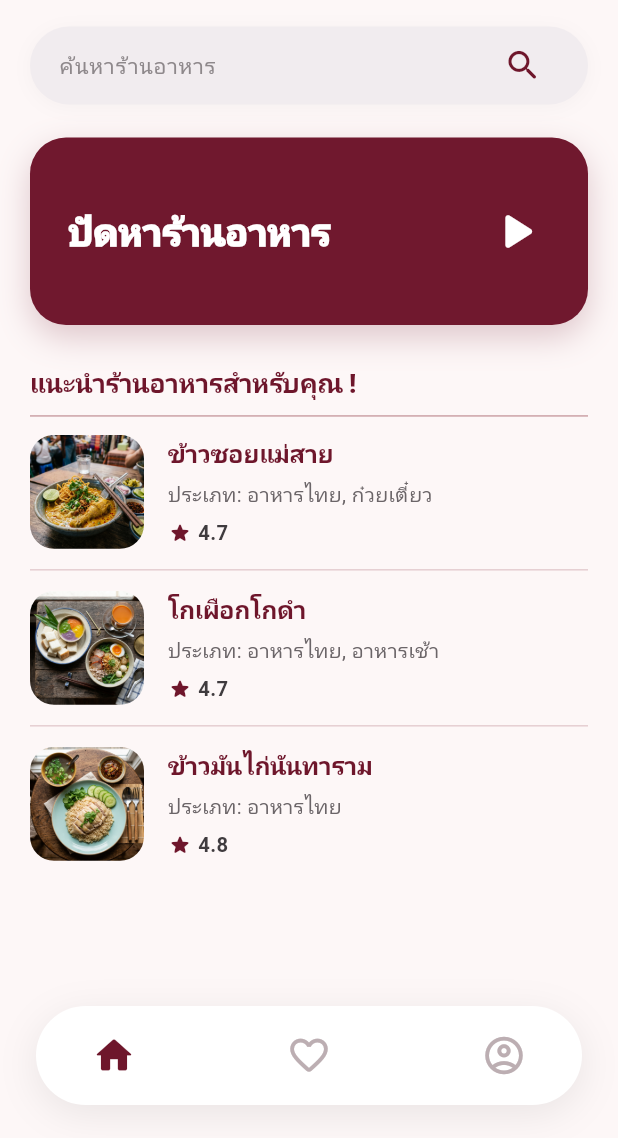
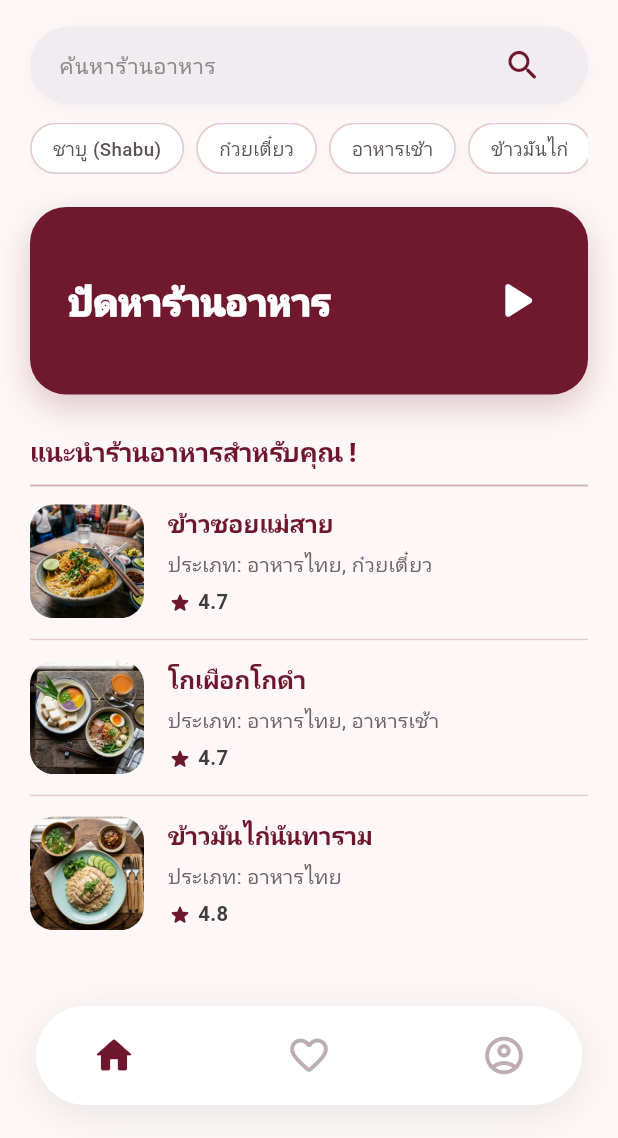
Before and after one commit to Book7076/mobile_pin, a Flutter app: the HomeScreen screen opened directly, on a phone screen of 412 x 824 dp, the part 98-1236 px from its top. Run offline on Flutter 3.47's test engine with Material 3 defaults, Android fonts, the phone set to English and light mode, and no system bars; our stand-ins replace appinio_swiper, flutter_dotenv, flutter_map, flutter_riverpod, geolocator, latlong2 and 1 more; accounts and stored records are empty; Roboto replaces fonts that are missing (Georgia); statements that could not run were skipped.

Commit message:
feat: ระบบค้นหาร้านอาหารประเภทชาบู (Shabu) แสดงผลสุกี้ตี๋น้อย, Mo-Mo-Paradise, ชาบูชิ พร้อมรูปภาพและแท็กหมวดหมู่

```diff
--- a/lib/screens/home/home_screen.dart
+++ b/lib/screens/home/home_screen.dart
@@ -20,7 +20,7 @@ class _HomeScreenState extends ConsumerState<HomeScreen> {
   String _searchQuery = '';
   bool _isSearchFocused = false;
 
-  // Curated recommended restaurants matching the design
+  // Curated recommended & searchable restaurants matching the design
   final List<Map<String, dynamic>> _curatedRestaurants = [
     {
       'name': 'ข้าวซอยแม่สาย',
@@ -29,6 +29,7 @@ class _HomeScreenState extends ConsumerState<HomeScreen> {
       'image': 'assets/images/khao_soi.jpg',
       'isAsset': true,
       'isFavorite': true,
+      'tags': ['ข้าวซอย', 'ก๋วยเตี๋ยว', 'อาหารไทย', 'khao soi', 'thai'],
     },
     {
       'name': 'โกเผือกโกดำ',
@@ -37,6 +38,7 @@ class _HomeScreenState extends ConsumerState<HomeScreen> {
       'image': 'assets/images/go_puek.jpg',
       'isAsset': true,
       'isFavorite': true,
+      'tags': ['โกเผือกโกดำ', 'อาหารเช้า', 'ขนมปัง', 'ชาไทย', 'breakfast', 'toast'],
     },
     {
       'name': 'ข้าวมันไก่นันทาราม',
@@ -45,6 +47,35 @@ class _HomeScreenState extends ConsumerState<HomeScreen> {
       'image': 'assets/images/khao_man_gai.jpg',
       'isAsset': true,
       'isFavorite': false,
+      'tags': ['ข้าวมันไก่', 'อาหารไทย', 'ไก่ตอน', 'chicken rice'],
+    },
+    // Shabu Category Restaurants
+    {
+      'name': 'สุกี้ตี๋น้อย (Suki Teenoi)',
+      'category': 'ประเภท: ชาบู, สุกี้, บุฟเฟต์',
+      'rating': 4.8,
+      'image': 'assets/images/shabu_teenoi.jpg',
+      'isAsset': true,
+      'isFavorite': true,
+      'tags': ['shabu', 'ชาบู', 'สุกี้', 'ตี๋น้อย', 'teenoi', 'บุฟเฟต์', 'หม้อไฟ'],
+    },
+    {
+      'name': 'Mo-Mo-Paradise',
+      'category': 'ประเภท: ชาบู, สุกี้ยากี้ญี่ปุ่น',
+      'rating': 4.9,
+      'image': 'assets/images/shabu_momo.jpg',
+      'isAsset': true,
+      'isFavorite': true,
+      'tags': ['shabu', 'ชาบู', 'momo', 'โมโม', 'สุกี้', 'ญี่ปุ่น', 'บุฟเฟต์'],
+    },
+    {
+      'name': 'Shabushi (ชาบูชิ)',
+      'category': 'ประเภท: ชาบู, บุฟเฟต์สายพาน',
+      'rating': 4.7,
+      'image': 'assets/images/shabushi.jpg',
+      'isAsset': true,
+      'isFavorite': false,
+      'tags': ['shabu', 'ชาบู', 'ชาบูชิ', 'shabushi', 'สายพาน', 'บุฟเฟต์'],
     },
   ];
 
@@ -128,11 +159,19 @@ class _HomeScreenState extends ConsumerState<HomeScreen> {
   // TAB 0: HOME PAGE (4 Sections)
   // ==========================================
   Widget _buildHomeTab() {
+    final String query = _searchQuery.trim().toLowerCase();
     final filteredList = _curatedRestaurants.where((r) {
+      if (query.isEmpty) {
+        return (r['tags'] as List<String>?)?.contains('khao soi') == true ||
+            (r['tags'] as List<String>?)?.contains('breakfast') == true ||
+            (r['tags'] as List<String>?)?.contains('chicken rice') == true;
+      }
       final name = (r['name'] as String).toLowerCase();
       final cat = (r['category'] as String).toLowerCase();
-      return name.contains(_searchQuery.toLowerCase()) ||
-          cat.contains(_searchQuery.toLowerCase());
+      final tags = (r['tags'] as List<String>?)?.map((t) => t.toLowerCase()).toList() ?? [];
+      return name.contains(query) ||
+          cat.contains(query) ||
+          tags.any((t) => t.contains(query));
     }).toList();
 
     return SingleChildScrollView(
@@ -206,7 +245,6 @@ class _HomeScreenState extends ConsumerState<HomeScreen> {
                       fontWeight: FontWeight.w500,
                     ),
                     decoration: InputDecoration(
-                      // When focused and empty, hint text clears so cursor blinks cleanly as in mockup
                       hintText: (_isSearchFocused && _searchQuery.isEmpty)
                           ? ''
                           : 'ค้นหาร้านอาหาร',
@@ -252,6 +290,26 @@ class _HomeScreenState extends ConsumerState<HomeScreen> {
                     constraints: const BoxConstraints(),
                     splashRadius: 20,
                   ),
+              ],
+            ),
+          ),
+
+          // Quick category chips
+          const SizedBox(height: 12),
+          SingleChildScrollView(
+            scrollDirection: Axis.horizontal,
+            physics: const BouncingScrollPhysics(),
+            child: Row(
+              children: [
+                _buildQuickCategoryChip('ชาบู (Shabu)', 'Shabu'),
+                const SizedBox(width: 8),
+                _buildQuickCategoryChip('ก๋วยเตี๋ยว', 'ก๋วยเตี๋ยว'),
+                const SizedBox(width: 8),
+                _buildQuickCategoryChip('อาหารเช้า', 'อาหารเช้า'),
+                const SizedBox(width: 8),
+                _buildQuickCategoryChip('ข้าวมันไก่', 'ข้าวมันไก่'),
+                const SizedBox(width: 8),
+                _buildQuickCategoryChip('บุฟเฟต์', 'บุฟเฟต์'),
               ],
             ),
           ),
@@ -324,15 +382,39 @@ class _HomeScreenState extends ConsumerState<HomeScreen> {
 
           const SizedBox(height: 26),
 
-          // SECTION 3: Recommended Restaurants (แนะนำร้านอาหารสำหรับคุณ !)
-          const Text(
-            'แนะนำร้านอาหารสำหรับคุณ !',
-            style: TextStyle(
-              fontSize: 17.5,
-              fontWeight: FontWeight.w800,
-              color: Color(0xFF6E162B),
-              letterSpacing: -0.2,
-            ),
+          // SECTION 3: Recommended Restaurants or Dynamic Search Results
+          Row(
+            mainAxisAlignment: MainAxisAlignment.spaceBetween,
+            children: [
+              Text(
+                query.isEmpty
+                    ? 'แนะนำร้านอาหารสำหรับคุณ !'
+                    : 'ร้านอาหารประเภท "$_searchQuery"',
+                style: const TextStyle(
+                  fontSize: 17.5,
+                  fontWeight: FontWeight.w800,
+                  color: Color(0xFF6E162B),
+                  letterSpacing: -0.2,
+                ),
+              ),
+              if (query.isNotEmpty)
+                GestureDetector(
+                  onTap: () {
+                    _searchController.clear();
+                    setState(() => _searchQuery = '');
+                    _searchFocusNode.unfocus();
+                  },
+                  child: const Text(
+                    'ดูทั้งหมด',
+                    style: TextStyle(
+                      fontSize: 13,
+                      fontWeight: FontWeight.w600,
+                      color: Color(0xFF6E162B),
+                      decoration: TextDecoration.underline,
+                    ),
+                  ),
+                ),
+            ],
           ),
 
           const SizedBox(height: 8),
@@ -648,4 +730,49 @@ class _HomeScreenState extends ConsumerState<HomeScreen> {
       ),
     );
   }
+
+  Widget _buildQuickCategoryChip(String label, String categoryKey) {
+    final bool isSelected =
+        _searchQuery.toLowerCase() == categoryKey.toLowerCase();
+    return GestureDetector(
+      onTap: () {
+        if (isSelected) {
+          _searchController.clear();
+          setState(() => _searchQuery = '');
+        } else {
+          _searchController.text = categoryKey;
+          setState(() => _searchQuery = categoryKey);
+        }
+      },
+      child: AnimatedContainer(
+        duration: const Duration(milliseconds: 200),
+        padding: const EdgeInsets.symmetric(horizontal: 14, vertical: 7),
+        decoration: BoxDecoration(
+          color: isSelected ? const Color(0xFF6E162B) : Colors.white,
+          borderRadius: BorderRadius.circular(18),
+          border: Border.all(
+            color: isSelected
+                ? const Color(0xFF6E162B)
+                : const Color(0xFFE5CED1),
+            width: 1.2,
+          ),
+          boxShadow: [
+            BoxShadow(
+              color: Colors.black.withOpacity(0.03),
+              blurRadius: 4,
+              offset: const Offset(0, 2),
+            ),
+          ],
+        ),
+        child: Text(
+          label,
+          style: TextStyle(
+            fontSize: 12.5,
+            fontWeight: isSelected ? FontWeight.w700 : FontWeight.w500,
+            color: isSelected ? Colors.white : const Color(0xFF5A5255),
+          ),
+        ),
+      ),
+    );
+  }
 }
```
Also changed, not shown: assets/images/shabu_momo.jpg (added), assets/images/shabu_teenoi.jpg (added), assets/images/shabushi.jpg (added).
